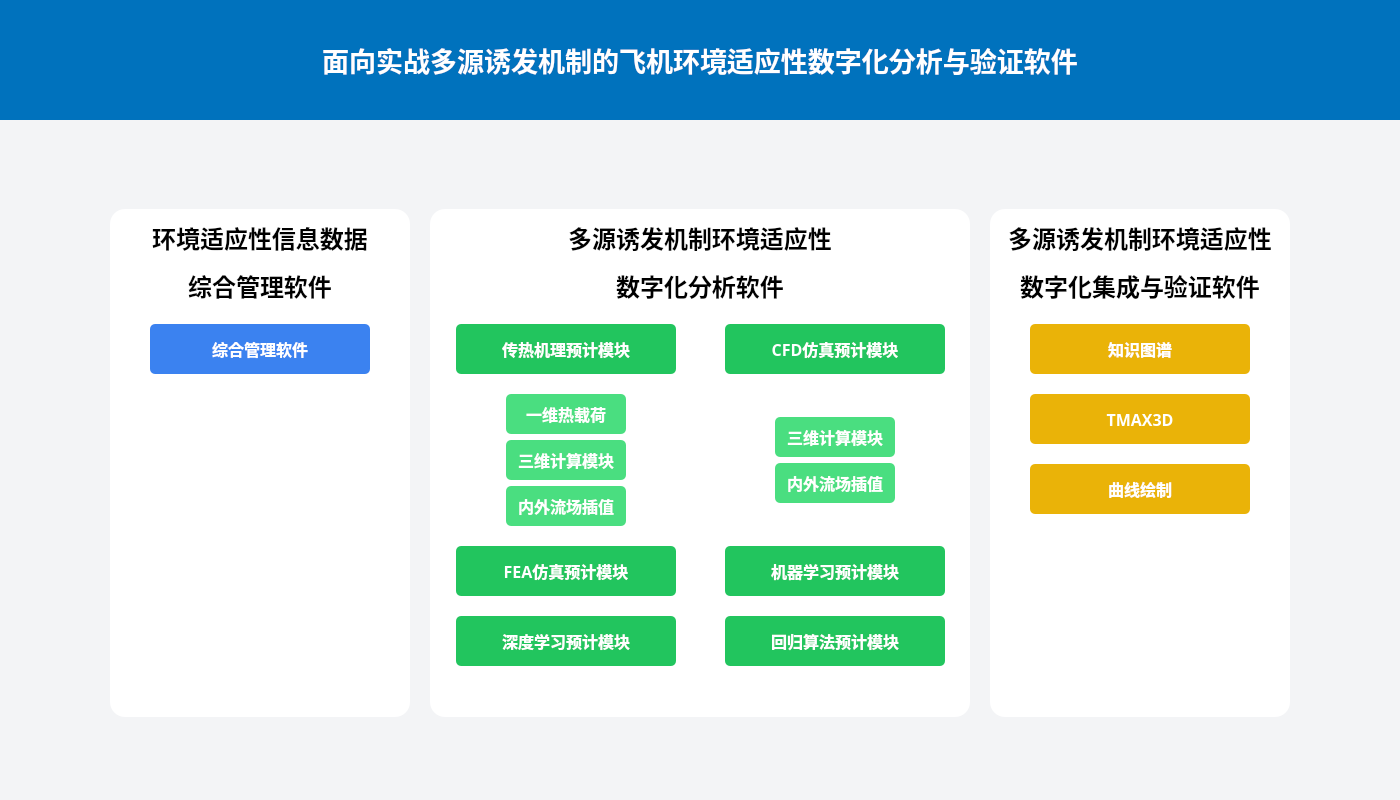
First picture: the form in src/MainWindow.ui, repository Aiopr-bits/MAVES, before the edit.
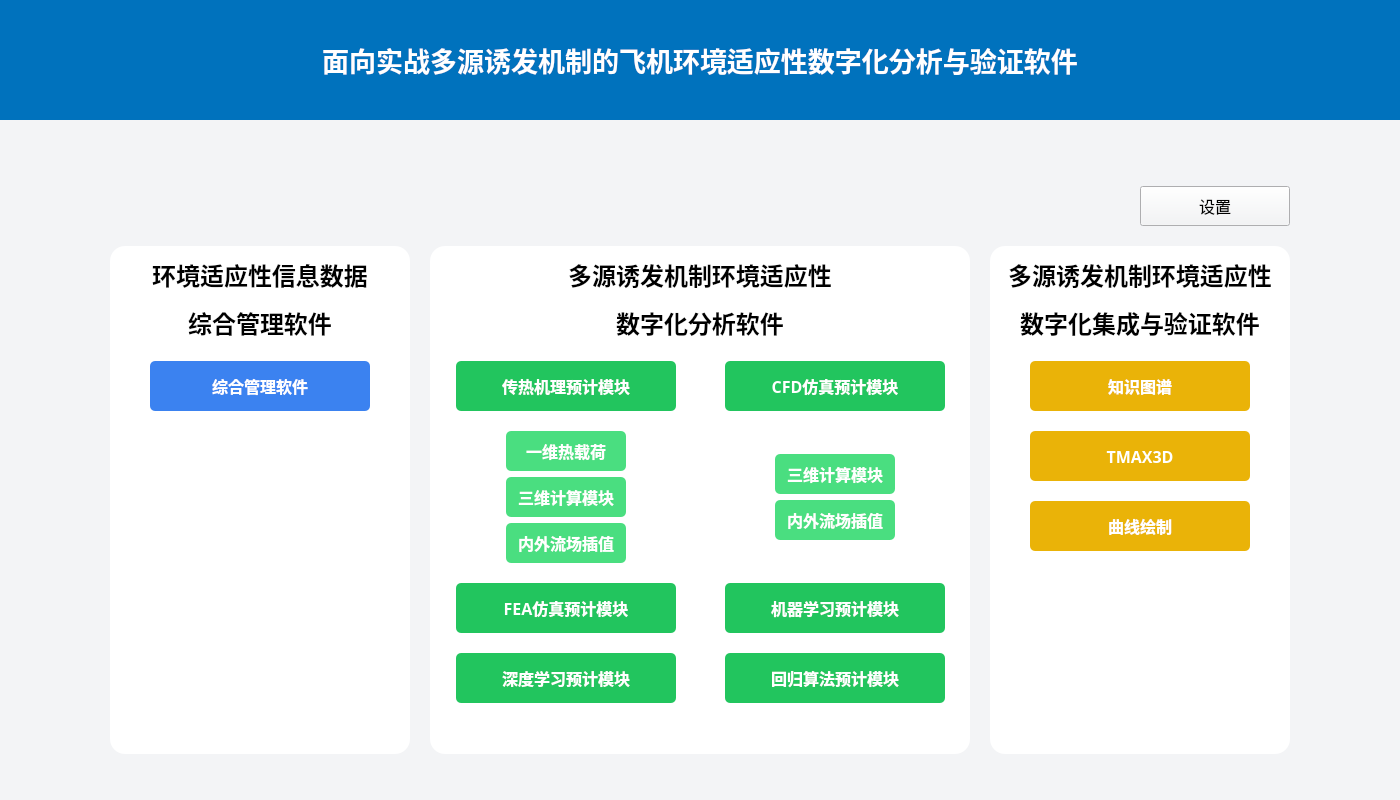
Second picture: the form after the edit. Icons and pictures are not drawn.

```diff
--- a/src/MainWindow.ui
+++ b/src/MainWindow.ui
@@ -51,6 +51,9 @@
     </property>
     <item row="0" column="0">
      <layout class="QVBoxLayout" name="verticalLayout_8">
+      <property name="spacing">
+       <number>20</number>
+      </property>
       <item>
        <widget class="QLabel" name="label">
         <property name="minimumSize">
@@ -100,6 +103,90 @@
         </property>
        </spacer>
       </item>
+      <item>
+       <layout class="QHBoxLayout" name="horizontalLayout_15">
+        <item>
+         <spacer name="horizontalSpacer_27">
+          <property name="orientation">
+           <enum>Qt::Horizontal</enum>
+          </property>
+          <property name="sizeHint" stdset="0">
+           <size>
+            <width>40</width>
+            <height>20</height>
+           </size>
+          </property>
+         </spacer>
+        </item>
+        <item>
+         <widget class="QPushButton" name="pushButton_4">
+          <property name="sizePolicy">
+           <sizepolicy hsizetype="Minimum" vsizetype="Fixed">
+            <horstretch>0</horstretch>
+            <verstretch>30</verstretch>
+           </sizepolicy>
+          </property>
+          <property name="minimumSize">
+           <size>
+            <width>150</width>
+            <height>40</height>
+           </size>
+          </property>
+          <property name="maximumSize">
+           <size>
+            <width>150</width>
+            <height>40</height>
+           </size>
+          </property>
+          <property name="font">
+           <font>
+            <pointsize>12</pointsize>
+            <weight>50</weight>
+            <bold>false</bold>
+           </font>
+          </property>
+          <property name="styleSheet">
+           <string notr="true">QPushButton {
+    background-color: rgb(237, 237, 237);
+    border: none;
+	border-radius: 10px;
+}
+、
+</string>
+          </property>
+          <property name="text">
+           <string>设置</string>
+          </property>
+          <property name="icon">
+           <iconset>
+            <normaloff>../res/Settings.png</normaloff>../res/Settings.png</iconset>
+          </property>
+          <property name="iconSize">
+           <size>
+            <width>20</width>
+            <height>20</height>
+           </size>
+          </property>
+         </widget>
+        </item>
+        <item>
+         <spacer name="horizontalSpacer_28">
+          <property name="orientation">
+           <enum>Qt::Horizontal</enum>
+          </property>
+          <property name="sizeType">
+           <enum>QSizePolicy::Fixed</enum>
+          </property>
+          <property name="sizeHint" stdset="0">
+           <size>
+            <width>110</width>
+            <height>20</height>
+           </size>
+          </property>
+         </spacer>
+        </item>
+       </layout>
+      </item>
       <item>
        <layout class="QHBoxLayout" name="horizontalLayout_14">
         <property name="spacing">
```
